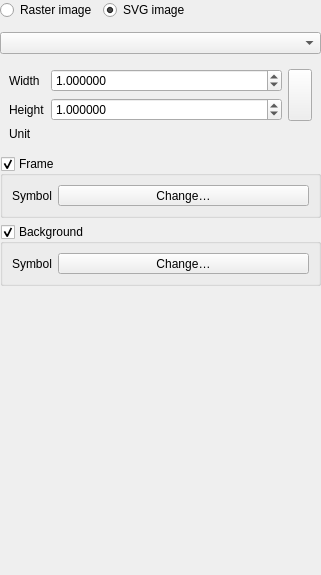
The window that src/ui/annotations/qgsannotationpicturewidgetbase.ui (qgis/QGIS) describes before a commit, drawn with Qt 5.
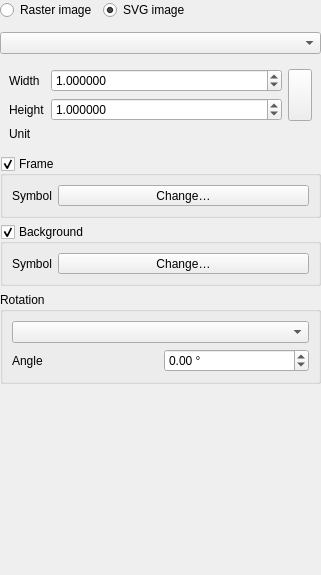
The same window after the commit. Custom widgets are drawn as their Qt base class.

Commit message: add rotation configuration to annotation item widgets

Patch:
```diff
--- a/src/ui/annotations/qgsannotationpicturewidgetbase.ui
+++ b/src/ui/annotations/qgsannotationpicturewidgetbase.ui
@@ -98,6 +98,47 @@
    <item row="2" column="0">
     <widget class="QComboBox" name="mSizeModeCombo"/>
    </item>
+   <item row="6" column="0">
+    <widget class="QGroupBox" name="mRotationGroupBox">
+     <property name="title">
+      <string>Rotation</string>
+     </property>
+     <layout class="QGridLayout" name="gridLayout_7">
+      <item row="0" column="0" colspan="2">
+       <widget class="QComboBox" name="mRotationModeCombo"/>
+      </item>
+      <item row="1" column="0">
+       <widget class="QLabel" name="labelAngle">
+        <property name="text">
+         <string>Angle</string>
+        </property>
+       </widget>
+      </item>
+      <item row="1" column="1">
+       <widget class="QgsDoubleSpinBox" name="mSpinAngle">
+        <property name="wrapping">
+         <bool>true</bool>
+        </property>
+        <property name="suffix">
+         <string> °</string>
+        </property>
+        <property name="decimals">
+         <number>2</number>
+        </property>
+        <property name="minimum">
+         <double>-360.000000000000000</double>
+        </property>
+        <property name="maximum">
+         <double>360.000000000000000</double>
+        </property>
+        <property name="singleStep">
+         <double>0.500000000000000</double>
+        </property>
+       </widget>
+      </item>
+     </layout>
+    </widget>
+   </item>
    <item row="8" column="0">
     <spacer name="verticalSpacer">
      <property name="orientation">
```
The commit also changes 6 other files.
